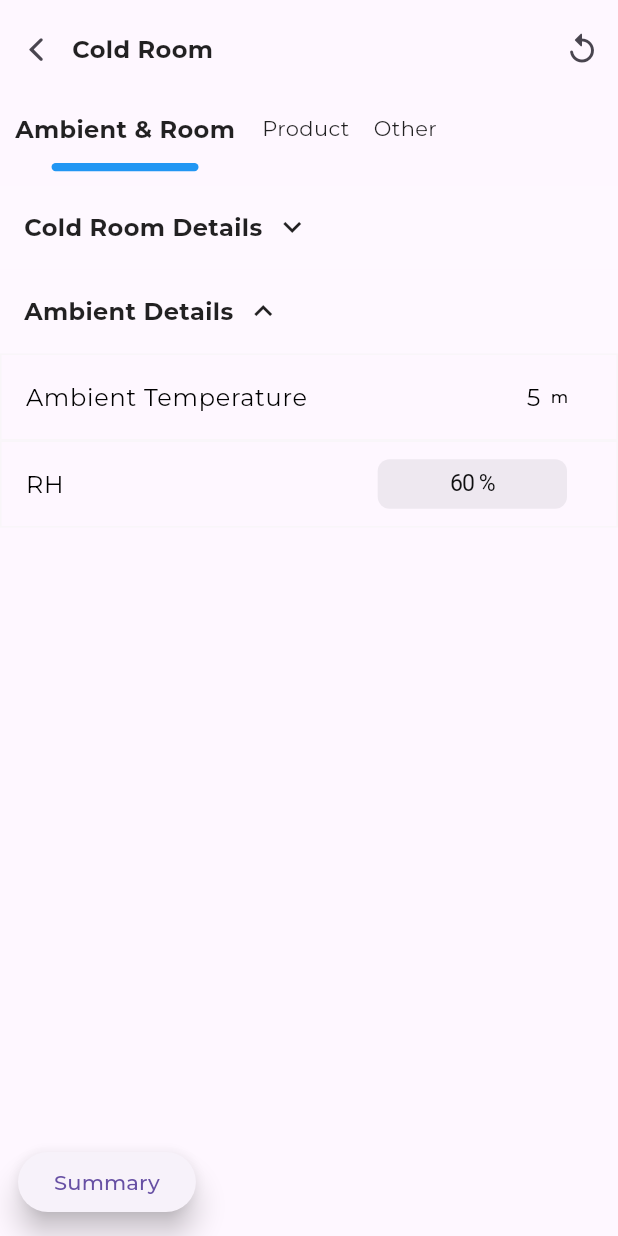
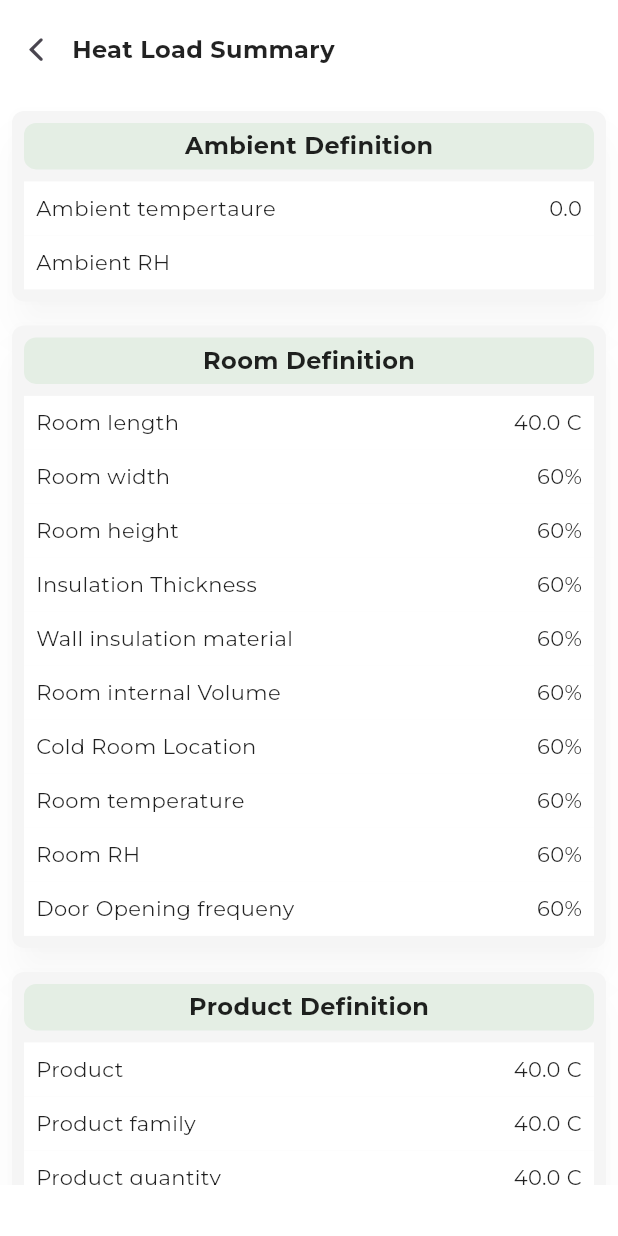
Before and after one commit to sunilimpereal/bluecold, a Flutter app: the ColdRoomCalculatorScreen screen opened directly, after a tap on "Cold Room Details", after a tap on "Summary", on a phone screen of 412 x 824 dp. Run offline on Flutter 3.47's test engine with Material 2 defaults, Android fonts, the phone set to English and light mode, and no system bars; our stand-ins replace firebase_auth, firebase_core, flutter_keyboard_visibility, google_fonts, google_sign_in and 1 more; missing offline and left inert: dart:ffi, flutter_facebook_auth; accounts and stored records are empty; project files that could hold a hidden picture were left out.

Commit message:
shared pref for cold room

```diff
--- a/lib/authentication/data/models/login_response_model.dart
+++ b/lib/authentication/data/models/login_response_model.dart
@@ -53,15 +53,15 @@ class User {
 
   int id;
   String name;
-  String companyName;
-  dynamic imageUrl;
-  String address;
-  String email;
+  String? companyName;
+  String? imageUrl;
+  String? address;
+  String? email;
   String contact;
-  String os;
-  String osVersion;
-  String applicationVersion;
-  String deviceId;
+  String? os;
+  String? osVersion;
+  String? applicationVersion;
+  String? deviceId;
   String socialId;
   int isActive;
   DateTime createdon;
--- a/lib/authentication/data/repository/authRepository.dart
+++ b/lib/authentication/data/repository/authRepository.dart
@@ -10,12 +10,14 @@ import 'package:flutter_facebook_auth/flutter_facebook_auth.dart';
 import 'package:google_sign_in/google_sign_in.dart';
 import 'package:http/http.dart' as http;
 
+import '../../../utils/ApiUrls.dart';
+
 class AuthRepository {
   //login with number and otp
   Future<LoginResponse?> loginWithNumber(LoginRequest loginRequest) async {
     LoginResponse? loginResponse =
         await ApiRequest<LoginRequest, LoginResponse>().post(
-            url: urls.login,
+            url: ApiUrls.login,
             request: loginRequest,
             reponseFromJson: loginResponseFromJson,
             requestToJson: loginRequestToJson);
--- a/lib/home/calculator/cold room calculator/ambient_room_detail.dart
+++ b/lib/home/calculator/cold room calculator/ambient_room_detail.dart
@@ -1,6 +1,9 @@
+import 'dart:developer';
+
 import 'package:bluecold/home/calculator/widgets/form_section.dart';
 import 'package:bluecold/home/calculator/widgets/input_tile_number.dart';
 import 'package:bluecold/home/calculator/widgets/input_tile_option.dart';
+import 'package:bluecold/main.dart';
 import 'package:flutter/cupertino.dart';
 import 'package:flutter/material.dart';
 
@@ -18,8 +21,9 @@ class _AmbientRoomFormState extends State<AmbientRoomForm> {
         onTap: () {
           FocusScope.of(context).requestFocus(new FocusNode());
         },
+        child: SingleChildScrollView(
           child: Column(
-          children: const [
+            children: [
               FormSection(
                 title: "Cold Room Details",
                 formItems: [
@@ -30,6 +34,9 @@ class _AmbientRoomFormState extends State<AmbientRoomForm> {
                     minValue: 0,
                     gapValue: 1,
                     unit: "m",
+                    onChanged: (value) {
+                      sharedPrefColdRoom.setExternalLength(double.parse(value));
+                    },
                   ),
                   InputTileNumber(
                     title: "External Width",
@@ -38,6 +45,9 @@ class _AmbientRoomFormState extends State<AmbientRoomForm> {
                     minValue: 0,
                     gapValue: 1,
                     unit: "m",
+                    onChanged: (value) {
+                      sharedPrefColdRoom.setExternalWidth(double.parse(value));
+                    },
                   ),
                   InputTileNumber(
                     title: "External Height",
@@ -46,6 +56,19 @@ class _AmbientRoomFormState extends State<AmbientRoomForm> {
                     minValue: 0,
                     gapValue: 1,
                     unit: "m",
+                    onChanged: (value) {
+                      sharedPrefColdRoom.setExternalHeight(double.parse(value));
+                    },
+                  ),
+                  InputTileOption(
+                    title: "Room Location",
+                    options: const [
+                      "Outside",
+                      "Inside",
+                    ],
+                    onChanged: (value) {
+                      sharedPrefColdRoom.setRoomLocation(value);
+                    },
                   ),
                   InputTileNumber(
                     title: "Room Temperature",
@@ -54,25 +77,45 @@ class _AmbientRoomFormState extends State<AmbientRoomForm> {
                     minValue: 0,
                     gapValue: 1,
                     unit: "°C",
+                    onChanged: (value) {
+                      sharedPrefColdRoom.setRoomTemperature(double.parse(value));
+                    },
+                  ),
+                  InputTileNumber(
+                    title: "Room RH",
+                    initialValue: 75,
+                    maxValue: 100,
+                    minValue: 0,
+                    gapValue: 1,
+                    unit: "%",
+                    onChanged: (value) {
+                      sharedPrefColdRoom.setRoomRH(value);
+                    },
                   ),
                   InputTileOption(
                     title: "Insulation Thickness",
-                  options: [
+                    options: const [
                       "60 mm",
                       "80 mm",
                       "100 mm",
                       "120 mm",
                       "150 mm",
                     ],
+                    onChanged: (value) {
+                      sharedPrefColdRoom.setInsulationThickness(double.parse(value.replaceAll(" mm", "")));
+                    },
                   ),
                   InputTileOption(
                     title: "Insulation",
-                  options: [
+                    options: const [
                       "PUF 40kg/m3",
                       "PS 56kg/m3",
                       "PS 56kg/m3",
                     ],
-                )
+                    onChanged: (value) {
+                      sharedPrefColdRoom.setInsulation(value);
+                    },
+                  ),
                 ],
               ),
               FormSection(
@@ -85,17 +128,27 @@ class _AmbientRoomFormState extends State<AmbientRoomForm> {
                     minValue: 0,
                     gapValue: 1,
                     unit: "m",
+                    onChanged: (value) {
+                      sharedPrefColdRoom.setAmbTemp(double.parse(value));
+                    },
                   ),
                   InputTileOption(
                     title: "RH",
-                  options: [
+                    options: const [
                       "60 %",
                       "50 %",
                     ],
+                    onChanged: (value) {
+                      sharedPrefColdRoom.setAmbRH(value.replaceAll(" %", ""));
+                    },
+                  ),
+                ],
+              ),
+              const SizedBox(
+                height: 50,
               )
             ],
-            )
-          ],
+          ),
         ));
   }
 }
--- a/lib/home/calculator/cold room calculator/cold_room_calculator.dart
+++ b/lib/home/calculator/cold room calculator/cold_room_calculator.dart
@@ -3,6 +3,7 @@ import 'dart:developer';
 import 'package:bluecold/home/calculator/cold%20room%20calculator/ambient_room_detail.dart';
 import 'package:bluecold/home/calculator/cold%20room%20calculator/other_detail.dart';
 import 'package:bluecold/home/calculator/cold%20room%20calculator/product_detail.dart';
+import 'package:bluecold/home/calculator/cold%20room%20calculator/result_screen.dart';
 import 'package:bluecold/home/calculator/widgets/tab_bar.dart';
 import 'package:bluecold/home/calculator/widgets/tab_bar_view.dart';
 import 'package:flutter/cupertino.dart';
@@ -79,7 +80,13 @@ class _ColdRoomCalculatorScreenState extends State<ColdRoomCalculatorScreen> {
         ),
         floatingActionButton: ElevatedButton(
           style: ElevatedButton.styleFrom(elevation: 8),
-          onPressed: () {},
+          onPressed: () {
+            Navigator.of(context).push(
+              CupertinoPageRoute(
+                builder: (context) => const ResultScreen(),
+              ),
+            );
+          },
           child: const Text("Summary"),
         ),
         floatingActionButtonLocation:
--- /dev/null
+++ b/lib/home/calculator/cold room calculator/result_screen.dart
@@ -0,0 +1,99 @@
+import 'dart:developer';
+
+import 'package:bluecold/home/calculator/widgets/summary_box.dart';
+import 'package:bluecold/home/profile/widgets/app_bar.dart';
+import 'package:bluecold/utils/screen.dart';
+import 'package:bluecold/utils/sharedpref_coldroom.dart';
+import 'package:flutter/material.dart';
+
+class ResultScreen extends StatefulWidget {
+  const ResultScreen({super.key});
+
+  @override
+  State<ResultScreen> createState() => _ResultScreenState();
+}
+
+class _ResultScreenState extends State<ResultScreen> {
+  SharedPrefColdRoom coldRoom = sharedPrefsColdRoom;
+  @override
+  Widget build(BuildContext context) {
+    return Screen(
+      child: Scaffold(
+        body: Container(
+          child: Center(
+            child: Column(
+              children: [
+                const CustomAppBar(title: "Heat Load Summary"),
+                GestureDetector(
+                  onLongPressMoveUpdate: (details) {
+                    log("message`");
+                  },
+                  child: Container(
+                    height: MediaQuery.of(context).size.height - 100,
+                    child: SingleChildScrollView(
+                      child: Column(
+                        children: [
+                          SummaryBox(title: "Ambient Definition", summaryBoxItems: [
+                            SummaryBoxItem(title: "Ambient tempertaure", value: coldRoom.externalHeight.toString()),
+                            SummaryBoxItem(title: "Ambient RH", value: coldRoom.ambRH),
+                          ]),
+                          SummaryBox(title: "Room Definition", summaryBoxItems: [
+                            SummaryBoxItem(title: "Room length", value: "40.0 C"),
+                            SummaryBoxItem(title: "Room width", value: "60%"),
+                            SummaryBoxItem(title: "Room height", value: "60%"),
+                            SummaryBoxItem(title: "Insulation Thickness", value: "60%"),
+                            SummaryBoxItem(title: "Wall insulation material", value: "60%"),
+                            SummaryBoxItem(title: "Room internal Volume", value: "60%"),
+                            SummaryBoxItem(title: "Cold Room Location", value: "60%"),
+                            SummaryBoxItem(title: "Room temperature", value: "60%"),
+                            SummaryBoxItem(title: "Room RH", value: "60%"),
+                            SummaryBoxItem(title: "Door Opening frequeny", value: "60%"),
+                          ]),
+                          SummaryBox(title: "Product Definition", summaryBoxItems: [
+                            SummaryBoxItem(title: "Product", value: "40.0 C"),
+                            SummaryBoxItem(title: "Product family", value: "40.0 C"),
+                            SummaryBoxItem(title: "Product quantity", value: "40.0 C"),
+                            SummaryBoxItem(title: "Product storage density", value: "40.0 C"),
+                            SummaryBoxItem(title: "Daily product loading", value: "40.0 C"),
+                            SummaryBoxItem(title: "product incoming temperature", value: "40.0 C"),
+                            SummaryBoxItem(title: "Product final temp", value: "40.0 C"),
+                            SummaryBoxItem(title: "Specific heat above freezing", value: "40.0 C"),
+                            SummaryBoxItem(title: "Specific heat below freezing", value: "40.0 C"),
+                            SummaryBoxItem(
+                              title: "Freezing temp",
+                              value: "40.0 C",
+                            ),
+                            SummaryBoxItem(
+                              title: "latent heat of freezing",
+                              value: "40.0 C",
+                            ),
+                            SummaryBoxItem(
+                              title: "Respiration heat",
+                              value: "40.0 C",
+                            ),
+                          ]),
+                          SummaryBox(title: "Heat Load Results", summaryBoxItems: [
+                            SummaryBoxItem(title: "Transmission Load", value: ""),
+                            SummaryBoxItem(title: "Product Load", value: ""),
+                            SummaryBoxItem(title: "Infiltration Load", value: ""),
+                            SummaryBoxItem(title: "Safety factor", value: ""),
+                            SummaryBoxItem(title: "Cooling time", value: ""),
+                            SummaryBoxItem(title: "Compressor operating time", value: ""),
+                            SummaryBoxItem(title: "Hourly equipment load", value: ""),
+                          ]),
+                          const SizedBox(
+                            height: 40,
+                          )
+                        ],
+                      ),
+                    ),
+                  ),
+                ),
+              ],
+            ),
+          ),
+        ),
+      ),
+    );
+  }
+}
--- /dev/null
+++ b/lib/home/calculator/widgets/summary_box.dart
@@ -0,0 +1,141 @@
+import 'dart:developer';
+
+import 'package:flutter/gestures.dart';
+import 'package:flutter/material.dart';
+
+class SummaryBox extends StatefulWidget {
+  final String title;
+  final List<SummaryBoxItem> summaryBoxItems;
+  const SummaryBox({
+    super.key,
+    required this.title,
+    required this.summaryBoxItems,
+  });
+
+  @override
+  State<SummaryBox> createState() => _SummaryBoxState();
+}
+
+class _SummaryBoxState extends State<SummaryBox> {
+  @override
+  Widget build(BuildContext context) {
+    return Padding(
+      padding: const EdgeInsets.all(8.0),
+      child: Material(
+        borderRadius: BorderRadius.circular(8),
+        elevation: 10,
+        color: Colors.grey.shade100,
+        shadowColor: Colors.grey.withOpacity(0.1),
+        child: Container(
+          padding: const EdgeInsets.all(8),
+          child: Column(
+            children: [
+              title(),
+              const SizedBox(
+                height: 8,
+              ),
+              detailList()
+            ],
+          ),
+        ),
+      ),
+    );
+  }
+
+  Widget title() {
+    return Container(
+      width: double.maxFinite,
+      alignment: Alignment.center,
+      decoration: BoxDecoration(
+        color: Colors.green.withOpacity(0.1),
+        borderRadius: BorderRadius.circular(8),
+      ),
+      padding: const EdgeInsets.all(4),
+      child: Text(
+        widget.title,
+        style: const TextStyle(
+          fontWeight: FontWeight.bold,
+          fontSize: 16,
+        ),
+      ),
+    );
+  }
+
+  Widget detailList() {
+    return Container(
+      child: Column(
+          children: widget.summaryBoxItems.map((e) {
+        return DetailItem(summaryBoxItem: e);
+      }).toList()),
+    );
+  }
+}
+
+class DetailItem extends StatefulWidget {
+  final SummaryBoxItem summaryBoxItem;
+  const DetailItem({
+    super.key,
+    required this.summaryBoxItem,
+  });
+
+  @override
+  State<DetailItem> createState() => _DetailItemState();
+}
+
+class _DetailItemState extends State<DetailItem> {
+  bool bold = false;
+  TextStyle active = const TextStyle(fontWeight: FontWeight.bold, fontSize: 16);
+  TextStyle inActive = const TextStyle(fontWeight: FontWeight.normal);
+  @override
+  Widget build(BuildContext context) {
+    return GestureDetector(
+      // onTapDown: (details) {
+      //   setState(() {
+      //     bold = true;
+      //   });
+      // },
+      // onTapCancel: () {
+      //   setState(() {
+      //     bold = false;
+      //   });
+      // },
+      // onTap: () {
+      //   setState(() {
+      //     // bold = false;
+      //   });
+      // },
+
+      onPanDown: (details) {
+        setState(() {
+          bold = true;
+        });
+      },
+      onPanCancel: () {
+        setState(() {
+          bold = false;
+        });
+      },
+
+      child: Container(
+        color: Colors.white,
+        padding: const EdgeInsets.all(8),
+        child: Row(
+          mainAxisAlignment: MainAxisAlignment.spaceBetween,
+          children: [
+            Text(widget.summaryBoxItem.title, style: bold ? active : inActive),
+            Text(widget.summaryBoxItem.value, style: bold ? active : inActive),
+          ],
+        ),
+      ),
+    );
+  }
+}
+
+class SummaryBoxItem {
+  String title;
+  String value;
+  SummaryBoxItem({
+    required this.title,
+    required this.value,
+  });
+}
--- a/lib/main.dart
+++ b/lib/main.dart
@@ -1,6 +1,7 @@
 import 'package:bluecold/authentication/screens/login.dart';
 import 'package:bluecold/theme/theme1.dart';
 import 'package:bluecold/utils/ApiUrls.dart';
+import 'package:bluecold/utils/sharedpref_coldroom.dart';
 import 'package:firebase_auth/firebase_auth.dart';
 import 'package:firebase_core/firebase_core.dart';
 import 'package:flutter/material.dart';
@@ -10,10 +11,13 @@ import 'utils/shared_preferences.dart';
 late FirebaseAuth firebaseAuth;
 ApiUrls urls = ApiUrls();
 SharedPref sharedPref = SharedPref();
+SharedPrefColdRoom sharedPrefColdRoom = SharedPrefColdRoom();
 void main() async {
   WidgetsFlutterBinding.ensureInitialized();
   await Firebase.initializeApp();
   await sharedPref.init();
+  await sharedPrefColdRoom.init();
+
   runApp(MyApp());
 }
 
--- a/lib/theme/theme1.dart
+++ b/lib/theme/theme1.dart
@@ -2,7 +2,7 @@ import 'package:flutter/material.dart';
 import 'package:google_fonts/google_fonts.dart';
 
 ThemeData theme1 = ThemeData(
-  useMaterial3: true,
-  platform: TargetPlatform.iOS,
-  textTheme: GoogleFonts.montserratTextTheme().copyWith(),
-);
+    useMaterial3: true,
+    platform: TargetPlatform.iOS,
+    textTheme: GoogleFonts.montserratTextTheme().copyWith(),
+    scaffoldBackgroundColor: Colors.white);
--- /dev/null
+++ b/lib/utils/sharedpref_coldroom.dart
@@ -0,0 +1,83 @@
+// ignore_for_file: non_constant_identifier_names
+
+import 'dart:developer';
+import 'dart:ffi';
+
+import 'package:intl/intl.dart';
+import 'package:shared_preferences/shared_preferences.dart';
+
+class SharedPrefColdRoom {
+  static SharedPreferences? _sharedPref;
+  init() async {
+    if (_sharedPref == null) {
+      _sharedPref = await SharedPreferences.getInstance();
+    }
+  }
+
+  // name values
+  String ExternalWidth = "externalWidth";
+  String ExternalLength = "externalLength";
+  String ExternalHeight = "externalHeight";
+  String RoomLocation = "roomLocation";
+  String RoomTemperature = "roomTemperature";
+  String RoomRH = "roomRH";
+  String InsulationThickness = "insulationThickness";
+  String Insulation = "insulation";
+  String AmbTemp = "ambTemp";
+  String AmbRH = "ambRH";
+
+  //getters
+  double get externalLength => _sharedPref!.getDouble(ExternalLength) ?? 0.0;
+  double get externalWidth => _sharedPref!.getDouble(ExternalWidth) ?? 0.0;
+  double get externalHeight => _sharedPref!.getDouble(ExternalHeight) ?? 0.0;
+  String get roomLocation => _sharedPref!.getString(RoomLocation) ?? "";
+  double get roomTemperature => _sharedPref!.getDouble(RoomTemperature) ?? 0.0;
+  double get roomRH => _sharedPref!.getDouble(RoomRH) ?? 0.0;
+  double get insulationThickness => _sharedPref!.getDouble(InsulationThickness) ?? 0.0;
+  String get insulation => _sharedPref!.getString(Insulation) ?? "";
+  double get ambTemp => _sharedPref!.getDouble(AmbTemp) ?? 0.0;
+  String get ambRH => _sharedPref!.getString(AmbRH) ?? "";
+
+  //setters
+  setExternalWidth(double value) {
+    _sharedPref!.setDouble(ExternalWidth, value);
+  }
+
+  setExternalLength(double value) {
+    _sharedPref!.setDouble(ExternalLength, value);
+  }
+
+  setExternalHeight(double value) {
+    _sharedPref!.setDouble(ExternalHeight, value);
+  }
+
+  setRoomLocation(String value) {
+    _sharedPref!.setString(RoomLocation, value);
+  }
+
+  setRoomTemperature(double value) {
+    _sharedPref!.setDouble(RoomTemperature, value);
+  }
+
+  setRoomRH(String value) {
+    _sharedPref!.setString(RoomRH, value);
+  }
+
+  setInsulationThickness(double value) {
+    _sharedPref!.setDouble(InsulationThickness, value);
+  }
+
+  setInsulation(String value) {
+    _sharedPref!.setString(Insulation, value);
+  }
+
+  setAmbTemp(double value) {
+    _sharedPref!.setDouble(AmbTemp, value);
+  }
+
+  setAmbRH(String value) {
+    _sharedPref!.setString(AmbRH, value);
+  }
+}
+
+final sharedPrefsColdRoom = SharedPrefColdRoom();
```
Also changed, not shown: lib/home/calculator/widgets/input_tile_number.dart (+16 -14 lines), lib/home/calculator/widgets/input_tile_option.dart (+7 -5 lines), lib/home/profile/settings/aboutUs_screen.dart (+12 -3 lines), lib/home/profile/settings/disclaimer_screen.dart (+21 -1 lines), lib/home/profile/settings/settings_screen.dart (+8 -1 lines), lib/utils/ApiUrls.dart (+18 -2 lines), lib/utils/api_requests.dart (+6 -5 lines). Lines whose indentation alone changed are shown as unchanged.
